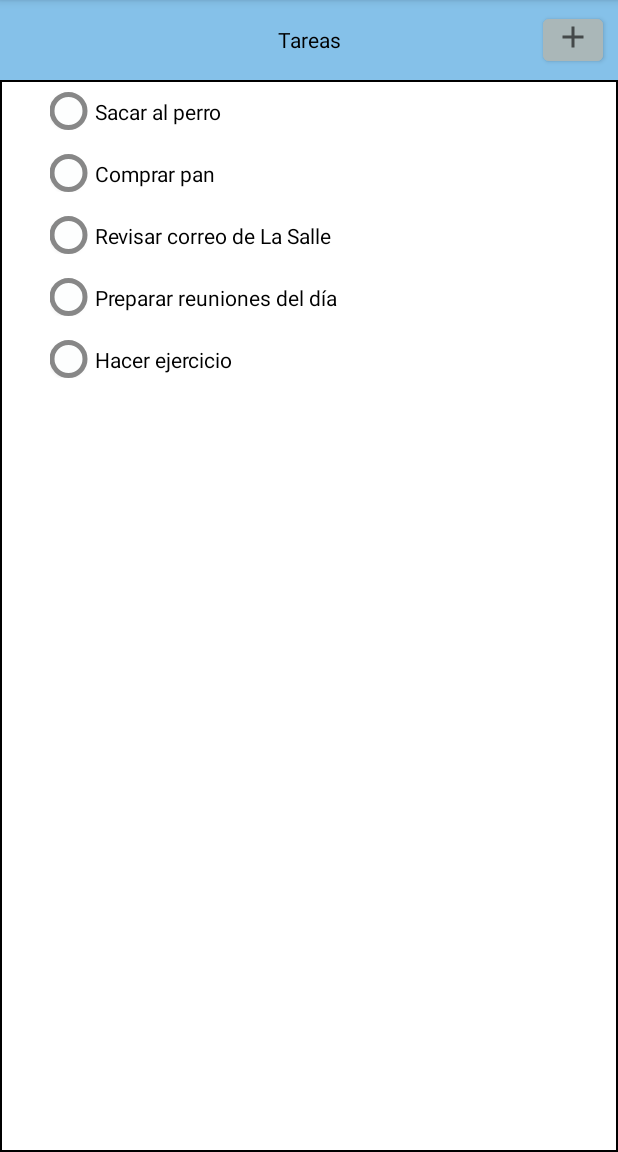
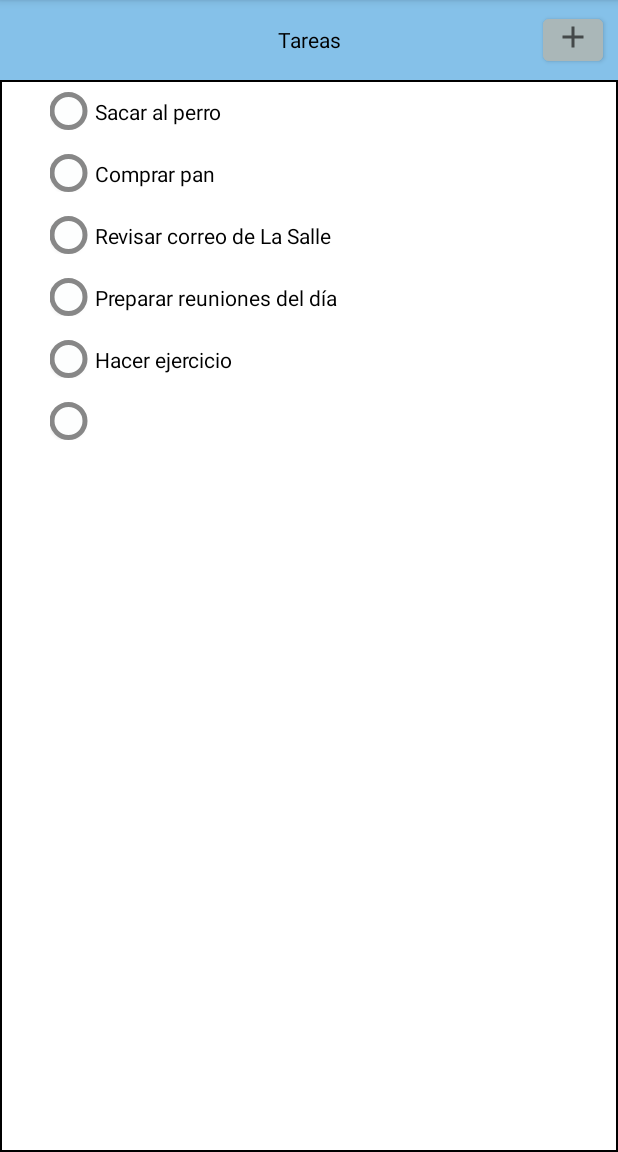
Before and after one commit to reivax26/todoList, an Android app: the fragment ListFragment shown on its own in the app's theme, after a tap on "ADD", on a phone screen of 412 x 824 dp, the part 84-1236 px from its top. Run offline under Robolectric (Android 15) with nearby library versions, the phone set to English and light mode, and no system bars.

Commit message:
mantener tareas realizadas y crear nuevas tareas

```diff
--- a/app/src/main/java/com/xavier/pouyadoux/prog1/todolist/ListFragment.java
+++ b/app/src/main/java/com/xavier/pouyadoux/prog1/todolist/ListFragment.java
@@ -18,14 +18,11 @@ import java.util.List;
 
 public class ListFragment extends Fragment {
 
-    private Tarea ntarea;
-    private EditText mTitleField;
     Context context;
 
     @Override
     public void onCreate(Bundle savedInstanceState) {
         super.onCreate(savedInstanceState);
-        ntarea = new Tarea(context);
     }
 
 
@@ -44,16 +41,22 @@ public class ListFragment extends Fragment {
 
                 View rootView = inflater.inflate(R.layout.activity_main, container, false);
                 context = rootView.getContext(); // Assign your rootView to context
+
+                EditText text = (EditText)v.findViewById(R.id.tarea_titulo);
+                String value = text.getText().toString();
+
+                Tarea tarea = new Tarea(value , false);
+
+                TareaLab tareaLab = TareaLab.get();
+                tareaLab.getTarea().add(tarea);
+
                 Intent myIntent = new Intent(context, MainActivity.class);
                 startActivity(myIntent);
-
-
+                // canviar fragment
             }
         });
 
 
-        mTitleField = (EditText) v.findViewById(R.id.tarea_titulo);
-
         return v;
     }
 }
--- a/app/src/main/java/com/xavier/pouyadoux/prog1/todolist/MainActivity.java
+++ b/app/src/main/java/com/xavier/pouyadoux/prog1/todolist/MainActivity.java
@@ -60,7 +60,7 @@ public class MainActivity extends AppCompatActivity {
 
 
     private void updateUI() {
-        TareaLab tareaLab = TareaLab.get(this);
+        TareaLab tareaLab = TareaLab.get();
         List<Tarea> tareas = tareaLab.getTarea();
 
         TareaAdapter mAdapter = new TareaAdapter(tareas);
@@ -106,6 +106,7 @@ public class MainActivity extends AppCompatActivity {
             super(inflater.inflate(R.layout.lista_tareas, parent, false));
             mTituloTextView = (TextView) itemView.findViewById(R.id.Tarea_titulo);
 
+
             /**
              * Listener para marcar tarea realizada
              */
@@ -127,7 +128,13 @@ public class MainActivity extends AppCompatActivity {
 
         public void bind(Tarea tarea) {
             mTarea = tarea;
-            mTituloTextView.setText(mTarea.getTitle());
+            if (tarea.isRealizado()){
+                mTituloTextView.setText(mTarea.getTitle());
+                mTituloTextView.setPaintFlags(mTituloTextView.getPaintFlags() | Paint.STRIKE_THRU_TEXT_FLAG);
+            } else {
+                mTituloTextView.setText(mTarea.getTitle());
+            }
+
         }
     }
 
--- a/app/src/main/java/com/xavier/pouyadoux/prog1/todolist/Tarea.java
+++ b/app/src/main/java/com/xavier/pouyadoux/prog1/todolist/Tarea.java
@@ -1,5 +1,4 @@
 package com.xavier.pouyadoux.prog1.todolist;
-import android.content.Context;
 
 import java.util.UUID;
 
@@ -11,8 +10,10 @@ public class Tarea {
     private Boolean mRealizada;
 
 
-    public Tarea(Context context) {
+    public Tarea(String titulo , Boolean realizado) {
         mId = UUID.randomUUID();
+        mTitulo = titulo;
+        mRealizada = realizado;
     }
 
     public UUID getId() {
```
Also changed, not shown: app/src/main/java/com/xavier/pouyadoux/prog1/todolist/TareaLab.java (+8 -11 lines).
